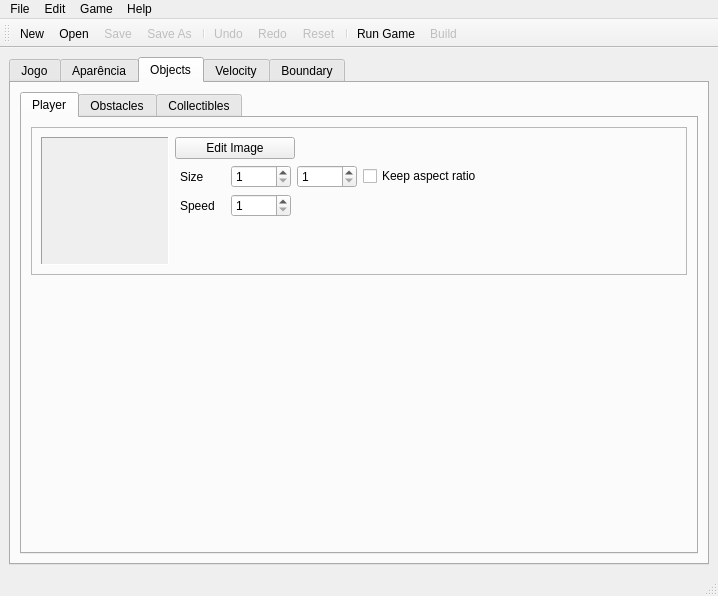
Before: the Qt Designer form mathrunner/ui/form_main_window.ui in LAD-MathQuest/MathRunner, drawn with Qt 5.
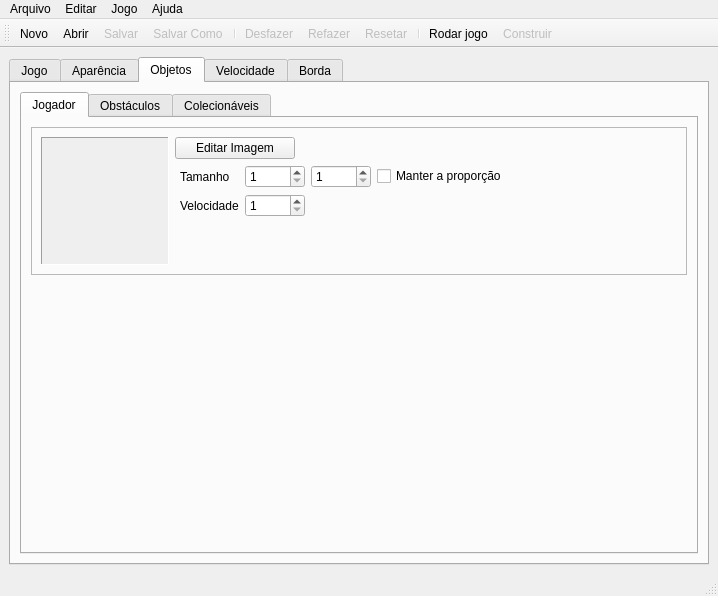
After: the same form once the commit is applied. The open tabs and pages were chosen to show the change. Icons and pictures are not drawn. Custom widgets are drawn as their Qt base class.

Commit message: Finalização da tradução dos arquivos .ui

```diff
--- a/mathrunner/ui/form_main_window.ui
+++ b/mathrunner/ui/form_main_window.ui
@@ -1018,7 +1018,7 @@
         <string>Define visual elements</string>
        </property>
        <attribute name="title">
-        <string>Objects</string>
+        <string>Objetos</string>
        </attribute>
        <layout class="QVBoxLayout" name="verticalLayout_11">
         <item>
@@ -1028,7 +1028,7 @@
           </property>
           <widget class="QWidget" name="tab_Player">
            <attribute name="title">
-            <string>Player</string>
+            <string>Jogador</string>
            </attribute>
            <layout class="QVBoxLayout" name="verticalLayout_21">
             <item>
@@ -1102,7 +1102,7 @@
                       </size>
                      </property>
                      <property name="text">
-                      <string>Edit Image</string>
+                      <string>Editar Imagem</string>
                      </property>
                     </widget>
                    </item>
@@ -1126,7 +1126,7 @@
                    <item row="1" column="0">
                     <widget class="QLabel" name="label_PlayerSpeed">
                      <property name="text">
-                      <string>Speed</string>
+                      <string>Velocidade</string>
                      </property>
                      <property name="margin">
                       <number>1</number>
@@ -1171,7 +1171,7 @@
                       </size>
                      </property>
                      <property name="text">
-                      <string>Size</string>
+                      <string>Tamanho</string>
                      </property>
                      <property name="margin">
                       <number>1</number>
@@ -1190,7 +1190,7 @@
                       </sizepolicy>
                      </property>
                      <property name="text">
-                      <string>Keep aspect ratio</string>
+                      <string>Manter a proporção</string>
                      </property>
                     </widget>
                    </item>
@@ -1289,7 +1289,7 @@
           </widget>
           <widget class="QWidget" name="tab_Obstacles">
            <attribute name="title">
-            <string>Obstacles</string>
+            <string>Obstáculos</string>
            </attribute>
            <layout class="QVBoxLayout" name="verticalLayout_22">
             <item>
@@ -1452,7 +1452,7 @@
           </widget>
           <widget class="QWidget" name="tab_Collectibles">
            <attribute name="title">
-            <string>Collectibles</string>
+            <string>Colecionáveis</string>
            </attribute>
            <layout class="QVBoxLayout" name="verticalLayout_23">
             <item>
@@ -1622,7 +1622,7 @@
         <string>Define scrolling velocity</string>
        </property>
        <attribute name="title">
-        <string>Velocity</string>
+        <string>Velocidade</string>
        </attribute>
        <layout class="QVBoxLayout" name="verticalLayout_4">
         <item>
@@ -1674,7 +1674,7 @@
         <string>Define track boundary</string>
        </property>
        <attribute name="title">
-        <string>Boundary</string>
+        <string>Borda</string>
        </attribute>
        <layout class="QVBoxLayout" name="verticalLayout_5">
         <item>
@@ -1767,7 +1767,7 @@
    </property>
    <widget class="QMenu" name="menuFile">
     <property name="title">
-     <string>File</string>
+     <string>Arquivo</string>
     </property>
     <addaction name="separator"/>
     <addaction name="action_New"/>
@@ -1779,14 +1779,14 @@
    </widget>
    <widget class="QMenu" name="menuHelp">
     <property name="title">
-     <string>Help</string>
+     <string>Ajuda</string>
     </property>
     <addaction name="action_Contents"/>
     <addaction name="action_About"/>
    </widget>
    <widget class="QMenu" name="menuEdit">
     <property name="title">
-     <string>Edit</string>
+     <string>Editar</string>
     </property>
     <addaction name="action_Undo"/>
     <addaction name="action_Redo"/>
@@ -1795,7 +1795,7 @@
    </widget>
    <widget class="QMenu" name="menuGame">
     <property name="title">
-     <string>Game</string>
+     <string>Jogo</string>
     </property>
     <addaction name="action_Run"/>
     <addaction name="action_Build"/>
@@ -1834,7 +1834,7 @@
      <normaloff>:/icons/resources/icons/theme/media-playback-start.png</normaloff>:/icons/resources/icons/theme/media-playback-start.png</iconset>
    </property>
    <property name="text">
-    <string>&amp;Run Game</string>
+    <string>&amp;Rodar jogo</string>
    </property>
    <property name="statusTip">
     <string>Run game</string>
@@ -1894,7 +1894,7 @@
      <normaloff>:/icons/resources/icons/theme/edit-undo.png</normaloff>:/icons/resources/icons/theme/edit-undo.png</iconset>
    </property>
    <property name="text">
-    <string>Undo</string>
+    <string>Desfazer</string>
    </property>
    <property name="statusTip">
     <string>Undo</string>
@@ -1912,7 +1912,7 @@
      <normaloff>:/icons/resources/icons/theme/edit-redo.png</normaloff>:/icons/resources/icons/theme/edit-redo.png</iconset>
    </property>
    <property name="text">
-    <string>Redo</string>
+    <string>Refazer</string>
    </property>
    <property name="statusTip">
     <string>Redo</string>
@@ -1930,7 +1930,7 @@
      <normaloff>:/icons/resources/icons/theme/document-revert.png</normaloff>:/icons/resources/icons/theme/document-revert.png</iconset>
    </property>
    <property name="text">
-    <string>Reset</string>
+    <string>Resetar</string>
    </property>
   </action>
   <action name="action_New">
@@ -1939,7 +1939,7 @@
      <normaloff>:/icons/resources/icons/theme/document-new.png</normaloff>:/icons/resources/icons/theme/document-new.png</iconset>
    </property>
    <property name="text">
-    <string>&amp;New</string>
+    <string>&amp;Novo</string>
    </property>
    <property name="statusTip">
     <string>Create new game definition</string>
@@ -1954,7 +1954,7 @@
      <normaloff>:/icons/resources/icons/theme/document-open.png</normaloff>:/icons/resources/icons/theme/document-open.png</iconset>
    </property>
    <property name="text">
-    <string>&amp;Open...</string>
+    <string>&amp;Abrir...</string>
    </property>
    <property name="statusTip">
     <string>Open game definition</string>
@@ -1972,7 +1972,7 @@
      <normaloff>:/icons/resources/icons/theme/document-save.png</normaloff>:/icons/resources/icons/theme/document-save.png</iconset>
    </property>
    <property name="text">
-    <string>&amp;Save</string>
+    <string>&amp;Salvar</string>
    </property>
    <property name="statusTip">
     <string>Save game definition</string>
@@ -1990,7 +1990,7 @@
      <normaloff>:/icons/resources/icons/theme/system-run.png</normaloff>:/icons/resources/icons/theme/system-run.png</iconset>
    </property>
    <property name="text">
-    <string>Build</string>
+    <string>Construir</string>
    </property>
    <property name="statusTip">
     <string>Build game executable</string>
@@ -2008,7 +2008,7 @@
      <normaloff>:/icons/resources/icons/theme/document-save-as.png</normaloff>:/icons/resources/icons/theme/document-save-as.png</iconset>
    </property>
    <property name="text">
-    <string>Save As...</string>
+    <string>Salvar Como...</string>
    </property>
   </action>
  </widget>
```
Left out of the diff: 58 changed lines with no effect on the pictures. The commit also changes 3 other files.
